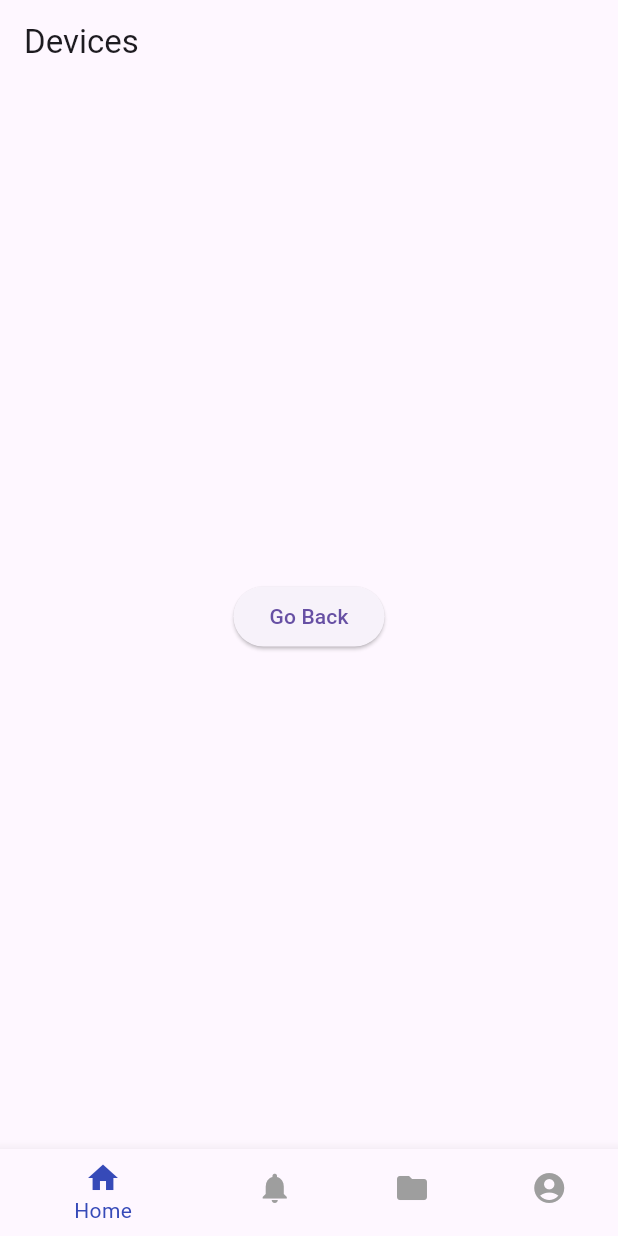
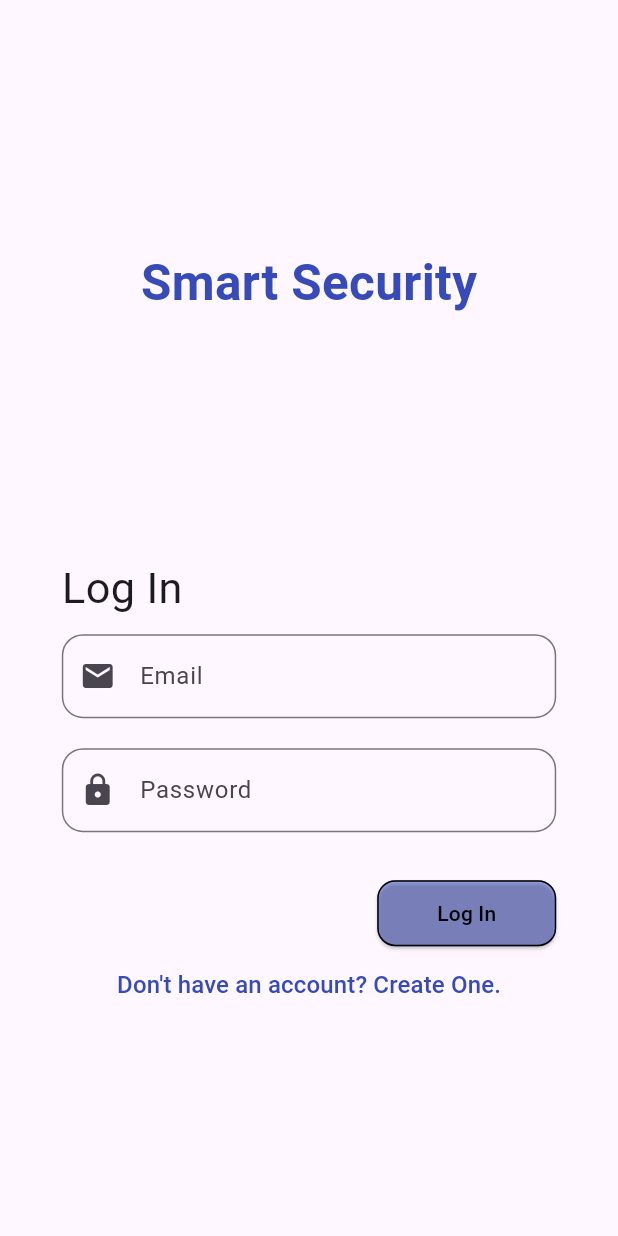
Before and after one commit to UGNaNpp/Zespolowe, a Flutter app: the screen it shows after launch, on a phone screen of 412 x 824 dp. Run offline on Flutter 3.47's test engine with Material 3 defaults, Android fonts, the phone set to English and light mode, and no system bars; our stand-ins replace shared_preferences.

Commit message:
Finish Login view, add simple register view

```diff
--- /dev/null
+++ b/mobile_app/lib/screens/login_screen.dart
@@ -0,0 +1,156 @@
+import 'package:flutter/material.dart';
+import 'package:shared_preferences/shared_preferences.dart';
+import 'main_screen.dart';
+import 'register_screen.dart';
+
+class LoginScreen extends StatefulWidget {
+  const LoginScreen({super.key});
+
+  @override
+  _LoginScreenState createState() => _LoginScreenState();
+}
+
+class _LoginScreenState extends State<LoginScreen> {
+  final TextEditingController _emailController = TextEditingController();
+  final TextEditingController _passwordController = TextEditingController();
+
+  void _saveToken(String token) async {
+    SharedPreferences prefs = await SharedPreferences.getInstance();
+    prefs.setString('token', token);
+  }
+
+  void _handleLogin() {
+    String email = _emailController.text;
+    String password = _passwordController.text;
+
+    if (email.isNotEmpty && password.isNotEmpty) {
+      _saveToken('your-token-here');
+
+      Navigator.pushReplacement(
+        context,
+        MaterialPageRoute(builder: (context) => MainScreen()),
+      );
+    } else {
+      ScaffoldMessenger.of(context).showSnackBar(
+        SnackBar(content: Text("Please enter both email and password")),
+      );
+    }
+  }
+
+  @override
+  Widget build(BuildContext context) {
+    double screenWidth = MediaQuery.of(context).size.width;
+    double screenHeight = MediaQuery.of(context).size.height;
+
+    return Scaffold(
+      body: Padding(
+        padding: const EdgeInsets.all(16.0),
+        child: Center(
+          child: Container(
+            width: screenWidth * 0.8,
+            height: screenHeight * 0.6,
+            child: Column(
+              mainAxisAlignment: MainAxisAlignment.center,
+              crossAxisAlignment: CrossAxisAlignment.center,
+              children: <Widget>[
+                Text(
+                  'Smart Security',
+                  style: TextStyle(
+                    fontSize: screenWidth * 0.08,
+                    fontWeight: FontWeight.bold,
+                    color: Color(0xFF364AB8),
+                  ),
+                ),
+                SizedBox(height: 160),
+
+                Row(
+                  mainAxisAlignment: MainAxisAlignment.start,
+                  children: [
+                    Text(
+                      'Log In',
+                      style: TextStyle(
+                        fontSize: screenWidth * 0.07,
+                      ),
+                    ),
+                  ],
+                ),
+                SizedBox(height: 10),
+
+                TextField(
+                  controller: _emailController,
+                  decoration: InputDecoration(
+                    labelText: 'Email',
+                    hintText: 'Enter your email',
+                    border: OutlineInputBorder(
+                      borderRadius: BorderRadius.circular(14),
+                    ),
+                    prefixIcon: Icon(Icons.email),
+                    focusedBorder: OutlineInputBorder(
+                      borderSide: BorderSide(color: Color(0xFF364AB8), width: 2),
+                      borderRadius: BorderRadius.circular(14),
+                    ),
+                  ),
+                ),
+                SizedBox(height: 20),
+
+                TextField(
+                  controller: _passwordController,
+                  obscureText: true,
+                  decoration: InputDecoration(
+                    labelText: 'Password',
+                    hintText: 'Enter your password',
+                    border: OutlineInputBorder(
+                      borderRadius: BorderRadius.circular(14),
+                    ),
+                    prefixIcon: Icon(Icons.lock),
+                    focusedBorder: OutlineInputBorder(
+                      borderSide: BorderSide(color: Color(0xFF364AB8), width: 2),
+                      borderRadius: BorderRadius.circular(14),
+                    ),
+                  ),
+                ),
+                SizedBox(height: 30),
+
+                Row(
+                  mainAxisAlignment: MainAxisAlignment.end,
+                  children: [
+                    ElevatedButton(
+                      onPressed: _handleLogin,
+                      child: Text('Log In'),
+                      style: ElevatedButton.styleFrom(
+                        padding: EdgeInsets.symmetric(vertical: 12, horizontal: 40),
+                        shape: RoundedRectangleBorder(
+                          borderRadius: BorderRadius.circular(12),
+                          side: BorderSide(color: Colors.black, width: 1),
+                        ),
+                        backgroundColor: Color(0x80364AB8),
+                        foregroundColor: Colors.black,
+                      ),
+                    ),
+                  ],
+                ),
+
+                Spacer(),
+                TextButton(
+                  onPressed: () {
+                    Navigator.push(
+                      context,
+                      MaterialPageRoute(builder: (context) => RegisterScreen()),
+                    );
+                  },
+                  child: Text(
+                    "Don't have an account? Create One.",
+                    style: TextStyle(
+                      color: Color(0xFF364AB8),
+                      fontSize: 16,
+                    ),
+                  ),
+                )
+              ],
+            ),
+          ),
+        ),
+      ),
+    );
+  }
+}
--- a/mobile_app/pubspec.yaml
+++ b/mobile_app/pubspec.yaml
@@ -30,6 +30,7 @@ environment:
 dependencies:
   flutter:
     sdk: flutter
+  shared_preferences: ^2.3.5
 
   # The following adds the Cupertino Icons font to your application.
   # Use with the CupertinoIcons class for iOS style icons.
```
Also changed, not shown: mobile_app/lib/screens/main_screen.dart (+30 -0 lines), mobile_app/lib/screens/register_screen.dart (added, +22 -0 lines), mobile_app/pubspec.lock, 2 other files.
